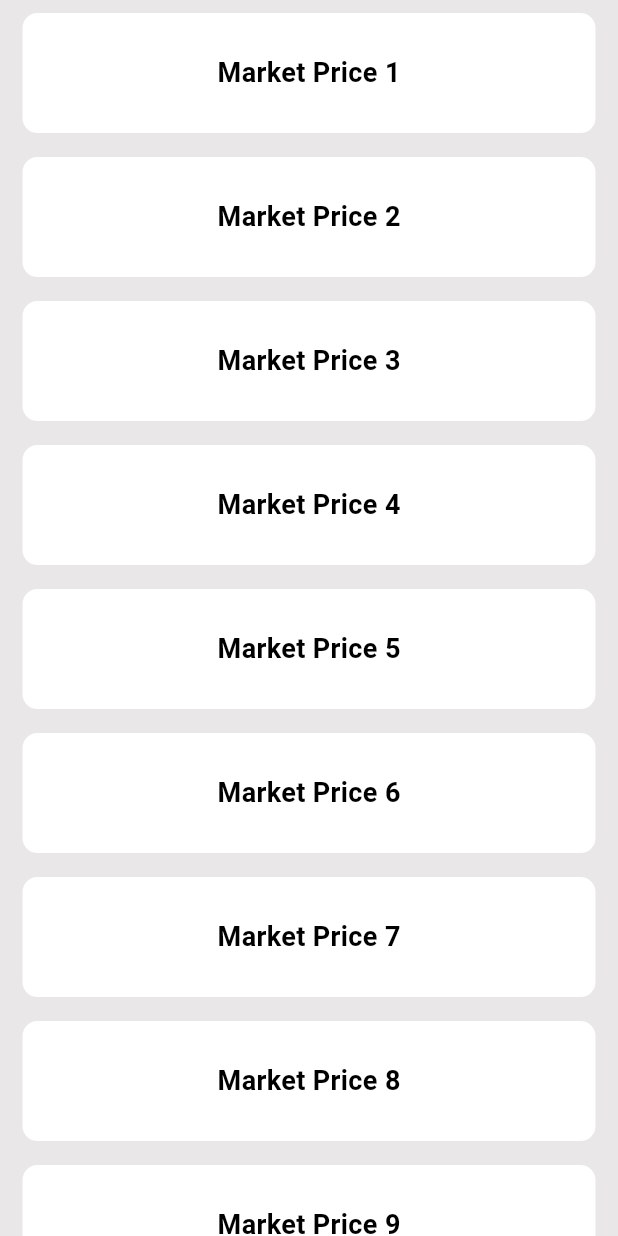
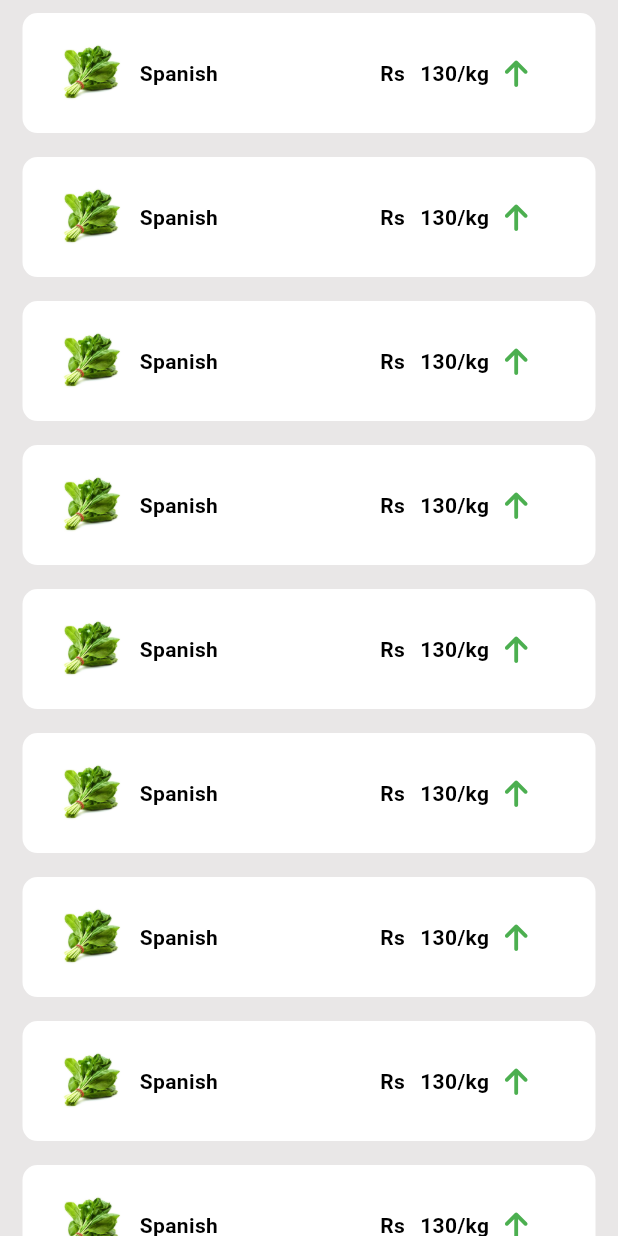
Before and after one commit to sujalbahing/Final-Year-Project, a Flutter app: the HomeScreen screen opened directly, scrolled down 576 dp, on a phone screen of 412 x 824 dp. Run offline on Flutter 3.47's test engine with Material 3 defaults, Android fonts, the phone set to English and light mode, and no system bars; our stand-ins replace flutter_screenutil, font_awesome_flutter, google_fonts, shared_preferences; missing offline and left inert: carbon_icons; accounts and stored records are empty.

Commit message:
Update on Homepage

```diff
--- a/Development/krishi/lib/Screens/mainscreens/home_screen.dart
+++ b/Development/krishi/lib/Screens/mainscreens/home_screen.dart
@@ -2,6 +2,8 @@ import 'package:flutter/material.dart';
 import 'package:flutter_screenutil/flutter_screenutil.dart';
 import 'package:krishi/components/app_color.dart';
 import 'package:krishi/components/images.dart';
+import 'package:carbon_icons/carbon_icons.dart';
+import 'package:font_awesome_flutter/font_awesome_flutter.dart';
 
 class HomeScreen extends StatefulWidget {
   const HomeScreen({super.key});
@@ -274,14 +276,20 @@ class _HomeScreenState extends State<HomeScreen> {
                               ),
                               child: Icon(
                                 index == 0
-                                    ? Icons.storefront
+                                    ? CarbonIcons.shopping_cart
                                     : index == 1
-                                        ? Icons.agriculture
+                                        ? CarbonIcons.agriculture_analytics
                                         : index == 2
-                                            ? Icons.calculate
-                                            : Icons.question_answer,
-                                color: Colors.black,
+                                            ? CarbonIcons.calculator
+                                            : CarbonIcons.data_1,
                                 size: 30,
+                                color: index == 0
+                                  ? Colors.red            // Color for shopping_cart
+                                  : index == 1
+                                      ? Colors.green      // Color for agriculture_analytics
+                                      : index == 2
+                                          ? Colors.blue    // Color for calculator
+                                          : Colors.orange,  // Color for data_1
                               ),
                             ),
                             SizedBox(height: 10),
@@ -336,15 +344,73 @@ class _HomeScreenState extends State<HomeScreen> {
                             color: Colors.white, // Box color
                             borderRadius: BorderRadius.circular(10), // Rounded corners
                           ),
-                          child: Center(
-                            child: Text(
-                              'Market Price ${index + 1}', // Different text for each item
-                              style: TextStyle(
-                                fontSize: 18,
-                                fontWeight: FontWeight.bold,
-                                color: Colors.black,
+                          child: Row(
+                            children: [
+                              Padding(padding: EdgeInsets.only(left: 20),
+                              child: Image.asset(
+                                'assets/veg1.jpg',
+                                width: 50,
+                                height: 50,
+                              ),),
+                              Padding(padding: EdgeInsets.all(8),
+                              child: Text(
+                                'Spanish',
+                                style: TextStyle(
+                                  fontSize: 14,
+                                  fontWeight: FontWeight.bold,
+                                  color: Colors.black,
+                                ),
                               ),
-                            ),
+                              ),
+                              Padding(padding: EdgeInsets.only(left: 100),
+                              child: Text(
+                                'Rs',
+                                style: TextStyle(
+                                  fontSize: 14,
+                                  fontWeight: FontWeight.bold,
+                                  color: Colors.black,
+                                ),
+                              ),
+                              ),
+                              Padding(padding: EdgeInsets.only(left: 10),
+                              child: Text(
+                                '130',
+                                style: TextStyle(
+                                  fontSize: 14,
+                                  fontWeight: FontWeight.bold,
+                                  color: Colors.black,
+                                ),
+                              ),
+                              ),
+                              Padding(padding: EdgeInsets.only(left:0),
+                              child: Text(
+                                '/',
+                                style: TextStyle(
+                                  fontSize: 14,
+                                  fontWeight: FontWeight.bold,
+                                  color: Colors.black,
+                                ),
+                              ),
+                              ),
+                              Padding(padding: EdgeInsets.only(left:0),
+                              child: Text(
+                                'kg',
+                                style: TextStyle(
+                                  fontSize: 14,
+                                  fontWeight: FontWeight.bold,
+                                  color: Colors.black,
+                                ),
+                              ),
+                              ),
+                              Padding(
+                                padding: const EdgeInsets.all(8.0),
+                                child: Icon(
+                                  FontAwesomeIcons.arrowUp,
+                                  color: Colors.green,  // Color of the additional icon
+                                  size: 20,
+                                ),
+                              ),
+                            ],
                           ),
                         ),
                       ),
--- a/Development/krishi/pubspec.yaml
+++ b/Development/krishi/pubspec.yaml
@@ -31,8 +31,12 @@ dependencies:
   flutter:
     sdk: flutter
 
+
   # The following adds the Cupertino Icons font to your application.
   # Use with the CupertinoIcons class for iOS style icons.
+
+  carbon_icons: ^0.0.1+2
+  font_awesome_flutter: ^10.8.0
   cupertino_icons: ^1.0.8
   flutter_screenutil: ^5.9.3
   http: ^1.2.2
```
Also changed, not shown: Development/krishi/lib/navigation/navigation.dart (added, +82 -0 lines), Development/krishi/pubspec.lock.
